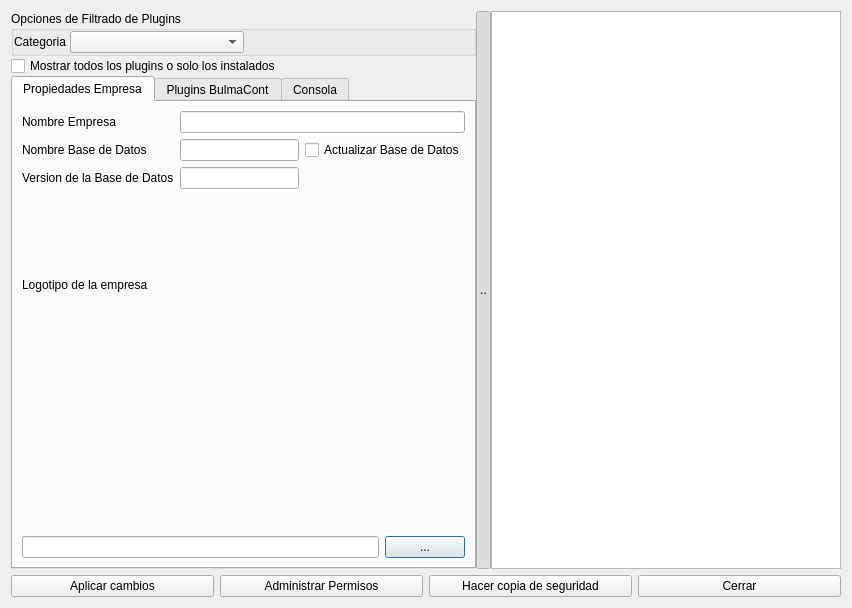
The window that bulmages/bulmasetup/modificarcontabilidadbase.ui (eboladev/Bulmages-1) describes before a commit, drawn with Qt 5.
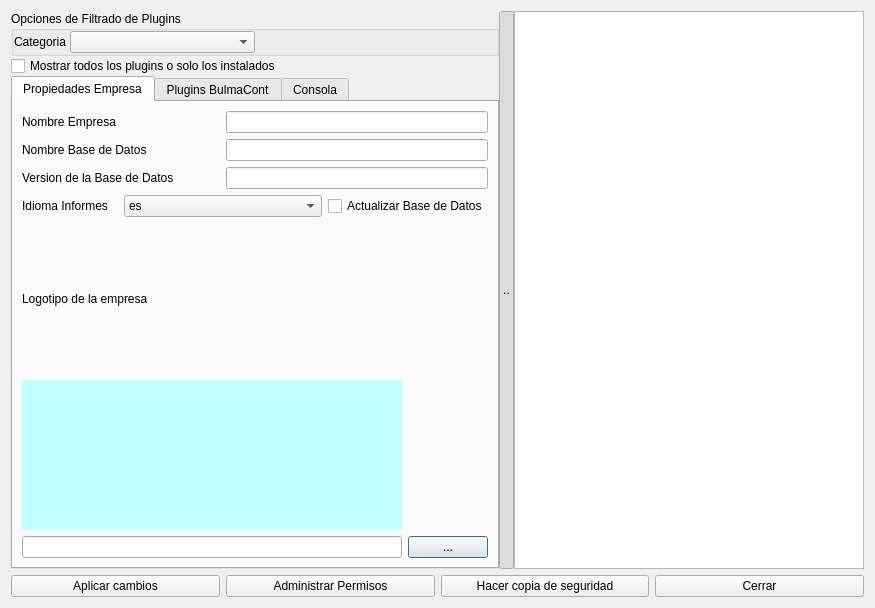
The same window after the commit. Icons and pictures are not drawn.

Commit message: Extiendo el cambio anterior a los idiomas para la contabilidad

```diff
--- a/bulmages/bulmasetup/modificarcontabilidadbase.ui
+++ b/bulmages/bulmasetup/modificarcontabilidadbase.ui
@@ -6,7 +6,7 @@
    <rect>
     <x>0</x>
     <y>0</y>
-    <width>852</width>
+    <width>875</width>
     <height>608</height>
    </rect>
   </property>
@@ -122,10 +122,10 @@
              </property>
             </widget>
            </item>
-           <item row="0" column="1" colspan="2">
+           <item row="0" column="2" colspan="2">
             <widget class="QLineEdit" name="mui_nomempresa"/>
            </item>
-           <item row="1" column="0">
+           <item row="1" column="0" colspan="2">
             <widget class="QLabel" name="label_2">
              <property name="text">
               <string>Nombre Base de Datos</string>
@@ -135,14 +135,49 @@
              </property>
             </widget>
            </item>
-           <item row="1" column="1">
+           <item row="1" column="2" colspan="2">
             <widget class="QLineEdit" name="mui_nomdb">
              <property name="readOnly">
               <bool>true</bool>
              </property>
             </widget>
            </item>
-           <item row="1" column="2">
+           <item row="2" column="0" colspan="2">
+            <widget class="QLabel" name="label_3">
+             <property name="text">
+              <string>Version de la Base de Datos</string>
+             </property>
+            </widget>
+           </item>
+           <item row="2" column="2" colspan="2">
+            <widget class="QLineEdit" name="mui_databaserevision">
+             <property name="readOnly">
+              <bool>true</bool>
+             </property>
+            </widget>
+           </item>
+           <item row="3" column="0">
+            <widget class="QLabel" name="label_6">
+             <property name="text">
+              <string>Idioma Informes</string>
+             </property>
+            </widget>
+           </item>
+           <item row="3" column="1" colspan="2">
+            <widget class="QComboBox" name="mui_idioma">
+             <item>
+              <property name="text">
+               <string>es</string>
+              </property>
+             </item>
+             <item>
+              <property name="text">
+               <string>ca</string>
+              </property>
+             </item>
+            </widget>
+           </item>
+           <item row="3" column="3">
             <widget class="QCheckBox" name="mui_actualizarDB">
              <property name="text">
               <string>Actualizar Base de Datos</string>
@@ -152,21 +187,7 @@
              </property>
             </widget>
            </item>
-           <item row="2" column="0">
-            <widget class="QLabel" name="label_3">
-             <property name="text">
-              <string>Version de la Base de Datos</string>
-             </property>
-            </widget>
-           </item>
-           <item row="2" column="1">
-            <widget class="QLineEdit" name="mui_databaserevision">
-             <property name="readOnly">
-              <bool>true</bool>
-             </property>
-            </widget>
-           </item>
-           <item row="3" column="0" colspan="3">
+           <item row="4" column="0" colspan="4">
             <layout class="QGridLayout" name="gridLayout_2">
              <item row="1" column="0">
               <widget class="QLabel" name="mui_img">
@@ -182,6 +203,424 @@
                  <height>150</height>
                 </size>
                </property>
+               <property name="palette">
+                <palette>
+                 <active>
+                  <colorrole role="WindowText">
+                   <brush brushstyle="SolidPattern">
+                    <color alpha="255">
+                     <red>0</red>
+                     <green>0</green>
+                     <blue>0</blue>
+                    </color>
+                   </brush>
+                  </colorrole>
+                  <colorrole role="Button">
+                   <brush brushstyle="SolidPattern">
+                    <color alpha="255">
+                     <red>192</red>
+                     <green>255</green>
+                     <blue>255</blue>
+                    </color>
+                   </brush>
+                  </colorrole>
+                  <colorrole role="Light">
+                   <brush brushstyle="SolidPattern">
+                    <color alpha="255">
+                     <red>255</red>
+                     <green>255</green>
+                     <blue>255</blue>
+                    </color>
+                   </brush>
+                  </colorrole>
+                  <colorrole role="Midlight">
+                   <brush brushstyle="SolidPattern">
+                    <color alpha="255">
+                     <red>223</red>
+                     <green>255</green>
+                     <blue>255</blue>
+                    </color>
+                   </brush>
+                  </colorrole>
+                  <colorrole role="Dark">
+                   <brush brushstyle="SolidPattern">
+                    <color alpha="255">
+                     <red>96</red>
+                     <green>127</green>
+                     <blue>127</blue>
+                    </color>
+                   </brush>
+                  </colorrole>
+                  <colorrole role="Mid">
+                   <brush brushstyle="SolidPattern">
+                    <color alpha="255">
+                     <red>128</red>
+                     <green>170</green>
+                     <blue>170</blue>
+                    </color>
+                   </brush>
+                  </colorrole>
+                  <colorrole role="Text">
+                   <brush brushstyle="SolidPattern">
+                    <color alpha="255">
+                     <red>0</red>
+                     <green>0</green>
+                     <blue>0</blue>
+                    </color>
+                   </brush>
+                  </colorrole>
+                  <colorrole role="BrightText">
+                   <brush brushstyle="SolidPattern">
+                    <color alpha="255">
+                     <red>255</red>
+                     <green>255</green>
+                     <blue>255</blue>
+                    </color>
+                   </brush>
+                  </colorrole>
+                  <colorrole role="ButtonText">
+                   <brush brushstyle="SolidPattern">
+                    <color alpha="255">
+                     <red>0</red>
+                     <green>0</green>
+                     <blue>0</blue>
+                    </color>
+                   </brush>
+                  </colorrole>
+                  <colorrole role="Base">
+                   <brush brushstyle="SolidPattern">
+                    <color alpha="255">
+                     <red>255</red>
+                     <green>255</green>
+                     <blue>255</blue>
+                    </color>
+                   </brush>
+                  </colorrole>
+                  <colorrole role="Window">
+                   <brush brushstyle="SolidPattern">
+                    <color alpha="255">
+                     <red>192</red>
+                     <green>255</green>
+                     <blue>255</blue>
+                    </color>
+                   </brush>
+                  </colorrole>
+                  <colorrole role="Shadow">
+                   <brush brushstyle="SolidPattern">
+                    <color alpha="255">
+                     <red>0</red>
+                     <green>0</green>
+                     <blue>0</blue>
+                    </color>
+                   </brush>
+                  </colorrole>
+                  <colorrole role="AlternateBase">
+                   <brush brushstyle="SolidPattern">
+                    <color alpha="255">
+                     <red>223</red>
+                     <green>255</green>
+                     <blue>255</blue>
+                    </color>
+                   </brush>
+                  </colorrole>
+                  <colorrole role="ToolTipBase">
+                   <brush brushstyle="SolidPattern">
+                    <color alpha="255">
+                     <red>255</red>
+                     <green>255</green>
+                     <blue>220</blue>
+                    </color>
+                   </brush>
+                  </colorrole>
+                  <colorrole role="ToolTipText">
+                   <brush brushstyle="SolidPattern">
+                    <color alpha="255">
+                     <red>0</red>
+                     <green>0</green>
+                     <blue>0</blue>
+                    </color>
+                   </brush>
+                  </colorrole>
+                 </active>
+                 <inactive>
+                  <colorrole role="WindowText">
+                   <brush brushstyle="SolidPattern">
+                    <color alpha="255">
+                     <red>0</red>
+                     <green>0</green>
+                     <blue>0</blue>
+                    </color>
+                   </brush>
+                  </colorrole>
+                  <colorrole role="Button">
+                   <brush brushstyle="SolidPattern">
+                    <color alpha="255">
+                     <red>192</red>
+                     <green>255</green>
+                     <blue>255</blue>
+                    </color>
+                   </brush>
+                  </colorrole>
+                  <colorrole role="Light">
+                   <brush brushstyle="SolidPattern">
+                    <color alpha="255">
+                     <red>255</red>
+                     <green>255</green>
+                     <blue>255</blue>
+                    </color>
+                   </brush>
+                  </colorrole>
+                  <colorrole role="Midlight">
+                   <brush brushstyle="SolidPattern">
+                    <color alpha="255">
+                     <red>223</red>
+                     <green>255</green>
+                     <blue>255</blue>
+                    </color>
+                   </brush>
+                  </colorrole>
+                  <colorrole role="Dark">
+                   <brush brushstyle="SolidPattern">
+                    <color alpha="255">
+                     <red>96</red>
+                     <green>127</green>
+                     <blue>127</blue>
+                    </color>
+                   </brush>
+                  </colorrole>
+                  <colorrole role="Mid">
+                   <brush brushstyle="SolidPattern">
+                    <color alpha="255">
+                     <red>128</red>
+                     <green>170</green>
+                     <blue>170</blue>
+                    </color>
+                   </brush>
+                  </colorrole>
+                  <colorrole role="Text">
+                   <brush brushstyle="SolidPattern">
+                    <color alpha="255">
+                     <red>0</red>
+                     <green>0</green>
+                     <blue>0</blue>
+                    </color>
+                   </brush>
+                  </colorrole>
+                  <colorrole role="BrightText">
+                   <brush brushstyle="SolidPattern">
+                    <color alpha="255">
+                     <red>255</red>
+                     <green>255</green>
+                     <blue>255</blue>
+                    </color>
+                   </brush>
+                  </colorrole>
+                  <colorrole role="ButtonText">
+                   <brush brushstyle="SolidPattern">
+                    <color alpha="255">
+                     <red>0</red>
+                     <green>0</green>
+                     <blue>0</blue>
+                    </color>
+                   </brush>
+                  </colorrole>
+                  <colorrole role="Base">
+                   <brush brushstyle="SolidPattern">
+                    <color alpha="255">
+                     <red>255</red>
+                     <green>255</green>
+                     <blue>255</blue>
+                    </color>
+                   </brush>
+                  </colorrole>
+                  <colorrole role="Window">
+                   <brush brushstyle="SolidPattern">
+                    <color alpha="255">
+                     <red>192</red>
+                     <green>255</green>
+                     <blue>255</blue>
+                    </color>
+                   </brush>
+                  </colorrole>
+                  <colorrole role="Shadow">
+                   <brush brushstyle="SolidPattern">
+                    <color alpha="255">
+                     <red>0</red>
+                     <green>0</green>
+                     <blue>0</blue>
+                    </color>
+                   </brush>
+                  </colorrole>
+                  <colorrole role="AlternateBase">
+                   <brush brushstyle="SolidPattern">
+                    <color alpha="255">
+                     <red>223</red>
+                     <green>255</green>
+                     <blue>255</blue>
+                    </color>
+                   </brush>
+                  </colorrole>
+                  <colorrole role="ToolTipBase">
+                   <brush brushstyle="SolidPattern">
+                    <color alpha="255">
+                     <red>255</red>
+                     <green>255</green>
+                     <blue>220</blue>
+                    </color>
+                   </brush>
+                  </colorrole>
+                  <colorrole role="ToolTipText">
+                   <brush brushstyle="SolidPattern">
+                    <color alpha="255">
+                     <red>0</red>
+                     <green>0</green>
+                     <blue>0</blue>
+                    </color>
+                   </brush>
+                  </colorrole>
+                 </inactive>
+                 <disabled>
+                  <colorrole role="WindowText">
+                   <brush brushstyle="SolidPattern">
+                    <color alpha="255">
+                     <red>96</red>
+                     <green>127</green>
+                     <blue>127</blue>
+                    </color>
+                   </brush>
+                  </colorrole>
+                  <colorrole role="Button">
+                   <brush brushstyle="SolidPattern">
+                    <color alpha="255">
+                     <red>192</red>
+                     <green>255</green>
+                     <blue>255</blue>
+                    </color>
+                   </brush>
+                  </colorrole>
+                  <colorrole role="Light">
+                   <brush brushstyle="SolidPattern">
+                    <color alpha="255">
+                     <red>255</red>
+                     <green>255</green>
+                     <blue>255</blue>
+                    </color>
+                   </brush>
+                  </colorrole>
+                  <colorrole role="Midlight">
+                   <brush brushstyle="SolidPattern">
+                    <color alpha="255">
+                     <red>223</red>
+                     <green>255</green>
+                     <blue>255</blue>
+                    </color>
+                   </brush>
+                  </colorrole>
+                  <colorrole role="Dark">
+                   <brush brushstyle="SolidPattern">
+                    <color alpha="255">
+                     <red>96</red>
+                     <green>127</green>
+                     <blue>127</blue>
+                    </color>
+                   </brush>
+                  </colorrole>
+                  <colorrole role="Mid">
+                   <brush brushstyle="SolidPattern">
+                    <color alpha="255">
+                     <red>128</red>
+                     <green>170</green>
+                     <blue>170</blue>
+                    </color>
+                   </brush>
+                  </colorrole>
+                  <colorrole role="Text">
+                   <brush brushstyle="SolidPattern">
+                    <color alpha="255">
+                     <red>96</red>
+                     <green>127</green>
+                     <blue>127</blue>
+                    </color>
+                   </brush>
+                  </colorrole>
+                  <colorrole role="BrightText">
+                   <brush brushstyle="SolidPattern">
+                    <color alpha="255">
+                     <red>255</red>
+                     <green>255</green>
+                     <blue>255</blue>
+                    </color>
+                   </brush>
+                  </colorrole>
+                  <colorrole role="ButtonText">
+                   <brush brushstyle="SolidPattern">
+                    <color alpha="255">
+                     <red>96</red>
+                     <green>127</green>
+                     <blue>127</blue>
+                    </color>
+                   </brush>
+                  </colorrole>
+                  <colorrole role="Base">
+                   <brush brushstyle="SolidPattern">
+                    <color alpha="255">
+                     <red>192</red>
+                     <green>255</green>
+                     <blue>255</blue>
+                    </color>
+                   </brush>
+                  </colorrole>
+                  <colorrole role="Window">
+                   <brush brushstyle="SolidPattern">
+                    <color alpha="255">
+                     <red>192</red>
+                     <green>255</green>
+                     <blue>255</blue>
+                    </color>
+                   </brush>
+                  </colorrole>
+                  <colorrole role="Shadow">
+                   <brush brushstyle="SolidPattern">
+                    <color alpha="255">
+                     <red>0</red>
+                     <green>0</green>
+                     <blue>0</blue>
+                    </color>
+                   </brush>
+                  </colorrole>
+                  <colorrole role="AlternateBase">
+                   <brush brushstyle="SolidPattern">
+                    <color alpha="255">
+                     <red>192</red>
+                     <green>255</green>
+                     <blue>255</blue>
+                    </color>
+                   </brush>
+                  </colorrole>
+                  <colorrole role="ToolTipBase">
+                   <brush brushstyle="SolidPattern">
+                    <color alpha="255">
+                     <red>255</red>
+                     <green>255</green>
+                     <blue>220</blue>
+                    </color>
+                   </brush>
+                  </colorrole>
+                  <colorrole role="ToolTipText">
+                   <brush brushstyle="SolidPattern">
+                    <color alpha="255">
+                     <red>0</red>
+                     <green>0</green>
+                     <blue>0</blue>
+                    </color>
+                   </brush>
+                  </colorrole>
+                 </disabled>
+                </palette>
+               </property>
+               <property name="autoFillBackground">
+                <bool>true</bool>
+               </property>
                <property name="text">
                 <string/>
                </property>
```
The commit also changes 2 other files.
